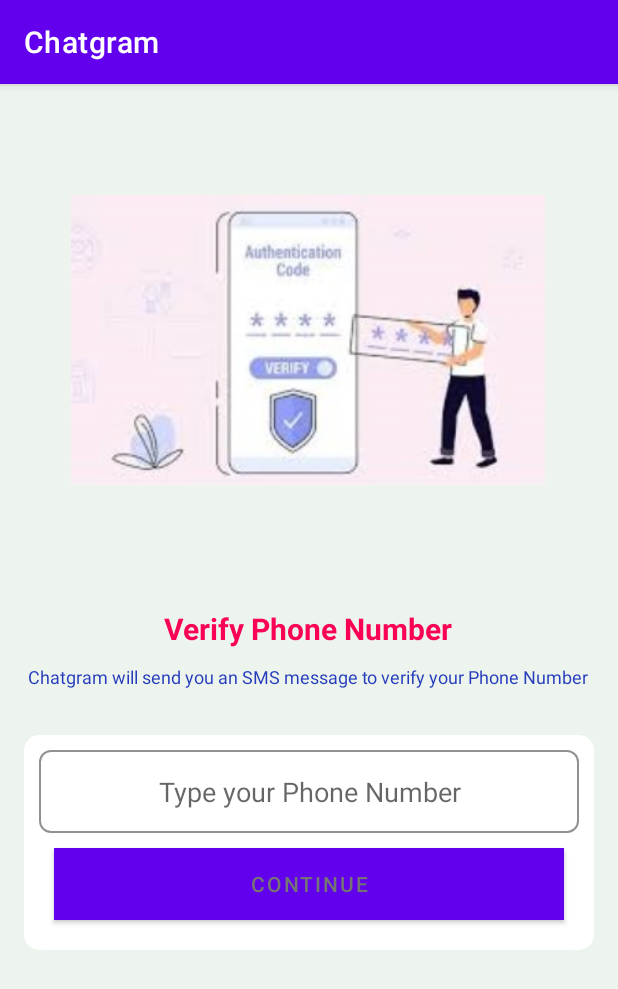
After one commit to HarshitSaxena12/Project-5th-Semester, an Android app: the PhoneNumberActivity screen opened directly, with no data from a screen before it, on a phone screen of 412 x 824 dp. The commit adds this screen. Shown: the top 989 px of the screen. Run offline under Robolectric (Android 15) with nearby library versions, the phone set to English and light mode, and no system bars.

Commit message:
13th November 2022 :: 3:09 a.m.

```diff
--- a/app/build.gradle
+++ b/app/build.gradle
@@ -36,4 +36,5 @@ dependencies {
     testImplementation 'junit:junit:4.13.2'
     androidTestImplementation 'androidx.test.ext:junit:1.1.4'
     androidTestImplementation 'androidx.test.espresso:espresso-core:3.5.0'
+    implementation 'com.github.mukeshsolanki:android-otpview-pinview:2.1.2'
 }
--- /dev/null
+++ b/app/src/main/java/com/example/chatgram/PhoneNumberActivity.java
@@ -0,0 +1,14 @@
+package com.example.chatgram;
+
+import androidx.appcompat.app.AppCompatActivity;
+
+import android.os.Bundle;
+
+public class PhoneNumberActivity extends AppCompatActivity {
+
+    @Override
+    protected void onCreate(Bundle savedInstanceState) {
+        super.onCreate(savedInstanceState);
+        setContentView(R.layout.activity_phone_number);
+    }
+}
--- /dev/null
+++ b/app/src/main/res/drawable/textbox_outline.xml
@@ -0,0 +1,5 @@
+<?xml version="1.0" encoding="utf-8"?>
+<shape xmlns:android="http://schemas.android.com/apk/res/android">
+<stroke android:color="#949090" android:width="1dp"/>
+    <corners android:radius="7dp"/>
+</shape>
--- /dev/null
+++ b/app/src/main/res/layout/activity_phone_number.xml
@@ -0,0 +1,91 @@
+<?xml version="1.0" encoding="utf-8"?>
+<androidx.constraintlayout.widget.ConstraintLayout xmlns:android="http://schemas.android.com/apk/res/android"
+    xmlns:app="http://schemas.android.com/apk/res-auto"
+    xmlns:tools="http://schemas.android.com/tools"
+    android:layout_width="match_parent"
+    android:layout_height="match_parent"
+    android:background="#3DA89E"
+    android:backgroundTint="#16338136"
+    tools:context=".PhoneNumberActivity">
+
+    <TextView
+        android:id="@+id/textView"
+        android:layout_width="wrap_content"
+        android:layout_height="wrap_content"
+        android:layout_marginTop="12dp"
+        android:text="Verify Phone Number"
+        android:textColor="#FA0256"
+        android:textSize="20sp"
+        android:textStyle="bold"
+        app:layout_constraintEnd_toEndOf="@+id/imageView4"
+        app:layout_constraintHorizontal_bias="0.504"
+        app:layout_constraintStart_toStartOf="@+id/imageView4"
+        app:layout_constraintTop_toBottomOf="@+id/imageView4" />
+
+    <ImageView
+        android:id="@+id/imageView4"
+        android:layout_width="316dp"
+        android:layout_height="333dp"
+        android:layout_marginTop="4dp"
+        app:layout_constraintEnd_toEndOf="parent"
+        app:layout_constraintHorizontal_bias="0.494"
+        app:layout_constraintStart_toStartOf="parent"
+        app:layout_constraintTop_toTopOf="parent"
+        app:srcCompat="@drawable/images1" />
+
+    <TextView
+        android:id="@+id/color"
+        android:layout_width="wrap_content"
+        android:layout_height="wrap_content"
+        android:layout_marginTop="10dp"
+        android:gravity="center"
+        android:text="Chatgram will send you an SMS message to verify your Phone Number"
+        android:textColor="#243BBC"
+        android:textSize="12sp"
+        app:layout_constraintEnd_toEndOf="@+id/textView"
+        app:layout_constraintStart_toStartOf="@+id/textView"
+        app:layout_constraintTop_toBottomOf="@+id/textView" />
+
+    <androidx.cardview.widget.CardView
+        android:layout_width="match_parent"
+        android:layout_height="wrap_content"
+        android:layout_marginStart="16dp"
+        android:layout_marginEnd="16dp"
+        app:cardCornerRadius="10dp"
+        app:layout_constraintBottom_toBottomOf="parent"
+        app:layout_constraintEnd_toEndOf="parent"
+        app:layout_constraintStart_toStartOf="parent"
+        app:layout_constraintTop_toBottomOf="@+id/color"
+        app:layout_constraintVertical_bias="0.138">
+
+        <LinearLayout
+            android:layout_width="match_parent"
+            android:layout_height="match_parent"
+            android:layout_margin="10dp"
+            android:orientation="vertical">
+
+            <EditText
+                android:id="@+id/phoneBox"
+                android:layout_width="match_parent"
+                android:layout_height="wrap_content"
+                android:background="@drawable/textbox_outline"
+                android:ems="10"
+                android:gravity="center"
+                android:hint="Type your Phone Number"
+                android:inputType="textPersonName"
+                android:padding="15dp" />
+
+            <Button
+                android:id="@+id/continueBtn"
+                android:layout_width="match_parent"
+                android:layout_height="wrap_content"
+                android:layout_margin="10dp"
+                android:background="#FFFFFF"
+                android:backgroundTint="#CA5834"
+                android:text="Continue"
+                android:textColor="#757575" />
+        </LinearLayout>
+
+    </androidx.cardview.widget.CardView>
+
+</androidx.constraintlayout.widget.ConstraintLayout>
--- a/app/src/main/res/values/colors.xml
+++ b/app/src/main/res/values/colors.xml
@@ -7,4 +7,7 @@
     <color name="teal_700">#FF018786</color>
     <color name="black">#FF000000</color>
     <color name="white">#FFFFFFFF</color>
+    <color name="grey">#E3E3E3</color>
+    <color name="green">#4CAF50</color>
+
 </resources>
--- a/settings.gradle
+++ b/settings.gradle
@@ -10,6 +10,8 @@ dependencyResolutionManagement {
     repositories {
         google()
         mavenCentral()
+        jcenter()
+        maven { url "https://jitpack.io" }
     }
 }
 rootProject.name = "Chatgram"
```
Also changed, not shown: app/src/main/AndroidManifest.xml (+16 -1 lines), app/src/main/java/com/example/chatgram/OTPActivity.java (added, +14 -0 lines), app/src/main/res/layout/activity_otpactivity.xml (added, +89 -0 lines), app/src/main/res/drawable/download.jpeg (added), app/src/main/res/drawable/images.jpeg (added), app/src/main/res/drawable/images1.jpeg (added).
